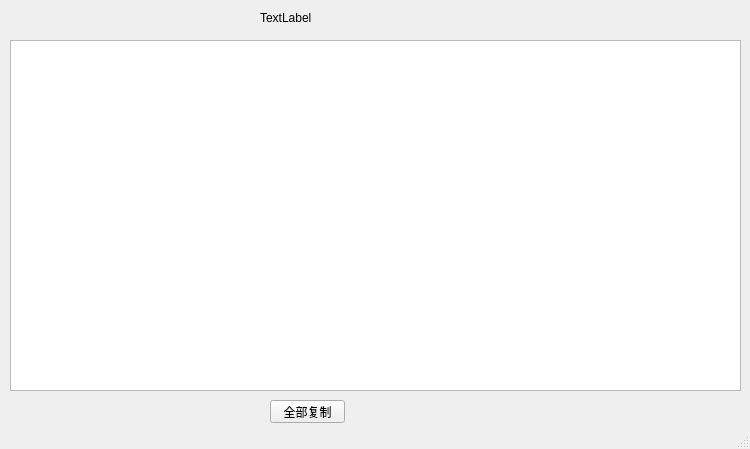
This is ui/syslog.ui in zhichaoGuo/htek_DR_tool as Qt 5 draws it before an edit. The edited form follows.
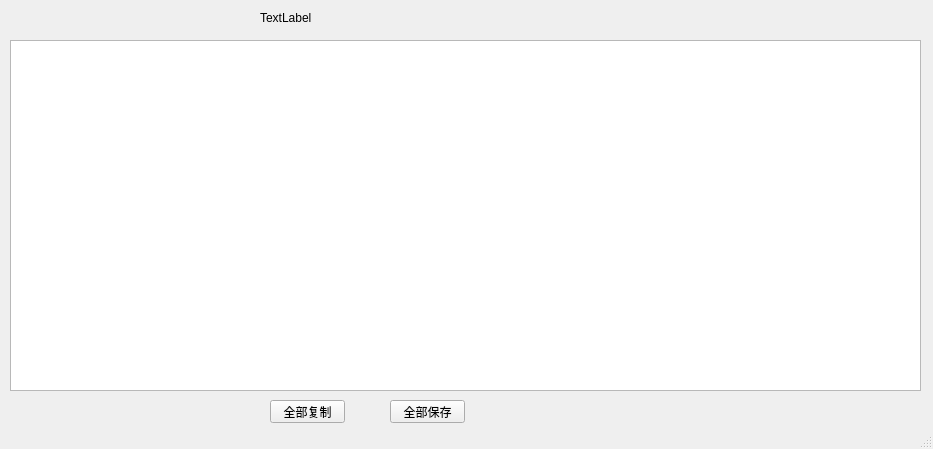
This is the edited form.

The edit to the form file:
```diff
--- a/ui/syslog.ui
+++ b/ui/syslog.ui
@@ -6,7 +6,7 @@
    <rect>
     <x>0</x>
     <y>0</y>
-    <width>750</width>
+    <width>933</width>
     <height>449</height>
    </rect>
   </property>
@@ -19,7 +19,7 @@
      <rect>
       <x>10</x>
       <y>40</y>
-      <width>731</width>
+      <width>911</width>
       <height>351</height>
      </rect>
     </property>
@@ -50,6 +50,19 @@
      <string>全部复制</string>
     </property>
    </widget>
+   <widget class="QPushButton" name="syslog_btn_save">
+    <property name="geometry">
+     <rect>
+      <x>390</x>
+      <y>400</y>
+      <width>75</width>
+      <height>23</height>
+     </rect>
+    </property>
+    <property name="text">
+     <string>全部保存</string>
+    </property>
+   </widget>
   </widget>
   <widget class="QStatusBar" name="statusbar"/>
  </widget>
```
